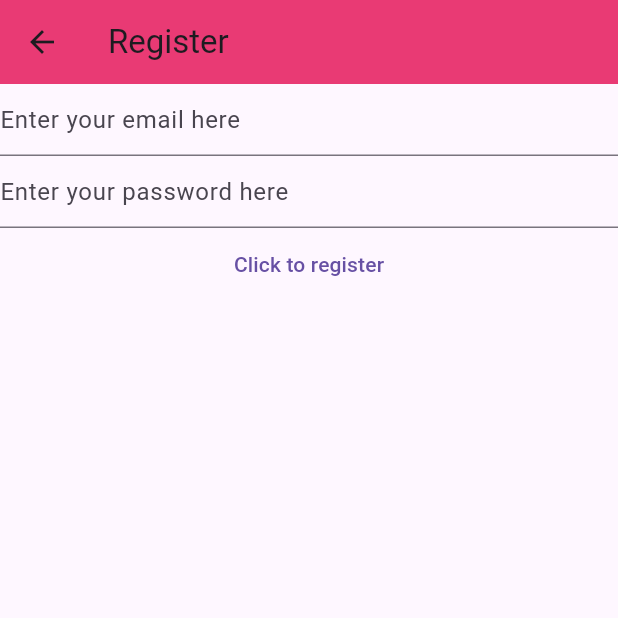
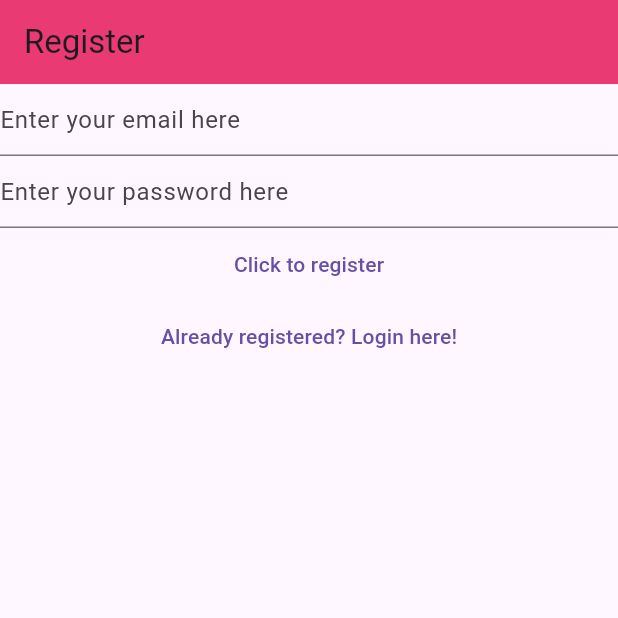
Before and after one commit to MahnoorWaseem/my-notes, a Flutter app: the RegisterView screen opened directly, on a phone screen of 412 x 824 dp, the top half of it. Run offline on Flutter 3.47's test engine with Material 3 defaults, Android fonts, the phone set to English and light mode, and no system bars; our stand-ins replace firebase_auth, firebase_core; accounts and stored records are empty.

Commit message:
made link between the 3 views

```diff
--- a/lib/views/register_view.dart
+++ b/lib/views/register_view.dart
@@ -34,20 +34,21 @@ late final TextEditingController _password;
 
    @override
   Widget build(BuildContext context) {
-    return Scaffold(
+    return
+    Scaffold(
       appBar: AppBar(
         title: const Text('Register'),
         backgroundColor: const Color.fromARGB(255, 233, 58, 116),
         ),
 
-        body: FutureBuilder(
-        future:
-      Firebase.initializeApp(
-        options:DefaultFirebaseOptions.currentPlatform,
-      ),
-          builder: (context, snapshot) {
+    //     body: FutureBuilder(
+    //     future:
+    //   Firebase.initializeApp(
+    //     options:DefaultFirebaseOptions.currentPlatform,
+    //   ),
+    //       builder: (context, snapshot) {
 
-            switch(snapshot.connectionState){
+    //         switch(snapshot.connectionState){
 
               // case ConnectionState.none:
               // break;
@@ -56,8 +57,9 @@ late final TextEditingController _password;
               // case ConnectionState.active:
               //  break;   or
 
-              case ConnectionState.done:
-              return Column(
+              // case ConnectionState.done:
+              // return
+              body: Column(
             children: [
               TextField(
                 controller: _email,
@@ -104,15 +106,18 @@ late final TextEditingController _password;
 
                 }, child: const Text('Click to register'), //child wants a widget either image , text, listt etc to display
               ),
+              TextButton(onPressed:() {
+                Navigator.of(context).pushNamedAndRemoveUntil('/login/', (route) => false);
+              }, child: const Text('Already registered? Login here!'))
             ],
-          );
+          )
 
-              default:
-              return const Text('Loading...');
+        //       default:
+        //       return const Text('Loading...');
 
-            }
-         },
-        ),
+        //     }
+        //  },
+        // ),
     );
   }
 }
```
Also changed, not shown: lib/main.dart (+33 -18 lines), lib/views/login_view.dart (+27 -17 lines), lib/views/verify_email_view.dart (added, +32 -0 lines).
